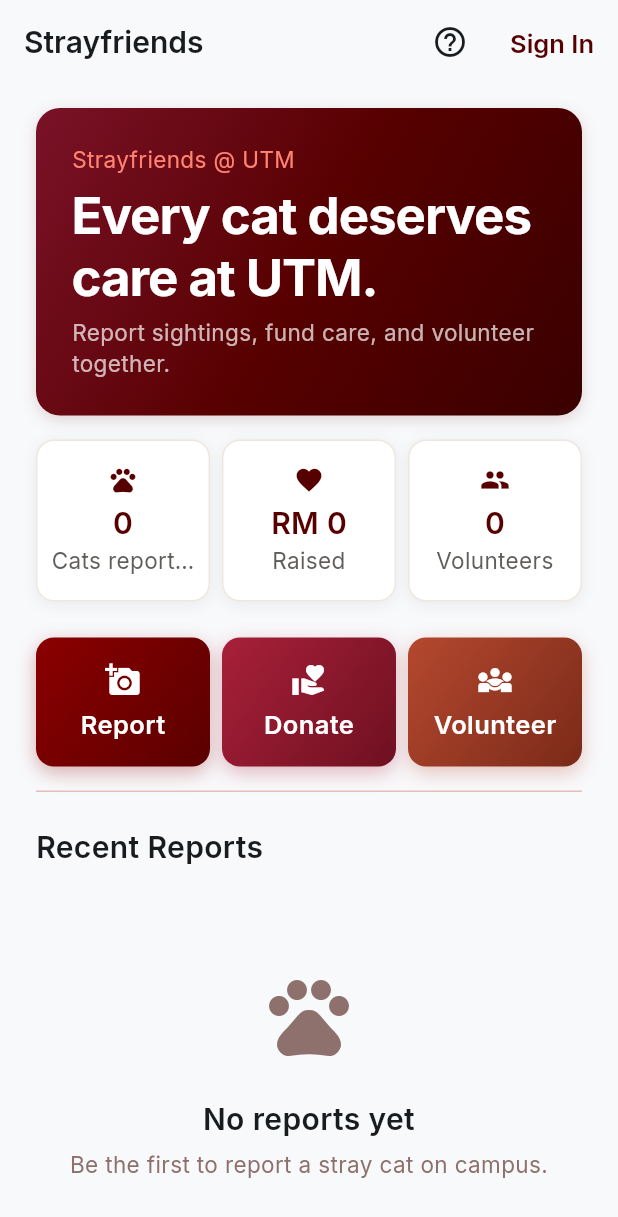
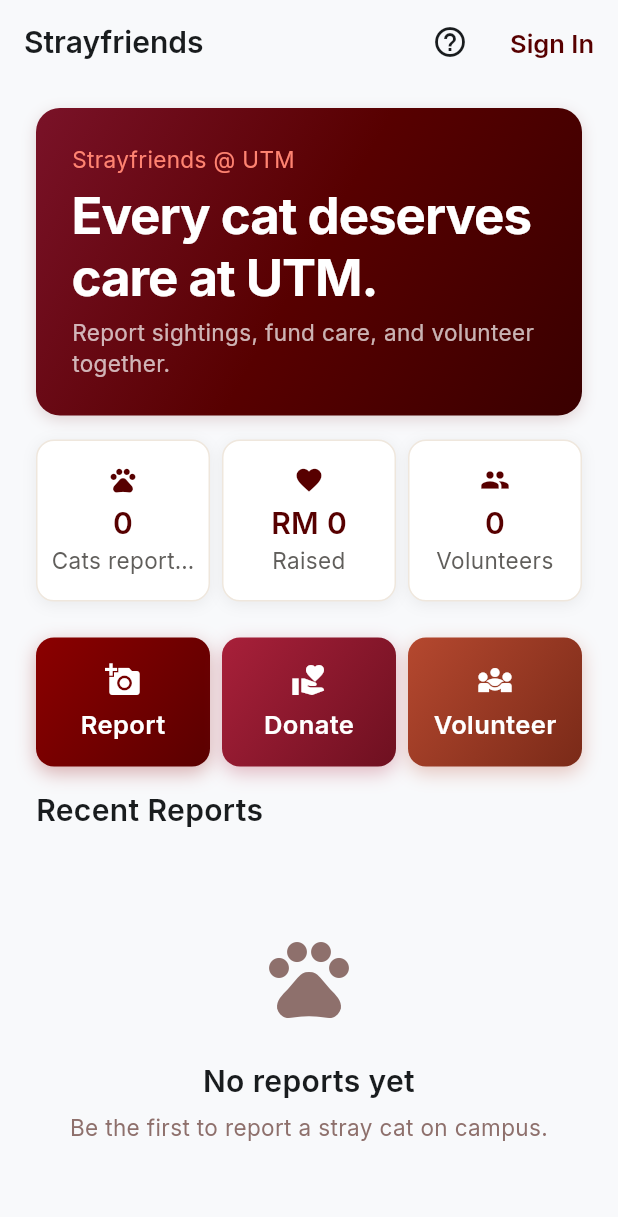
Before and after one commit to muzzz20/NoName-App-Dev, a Flutter app: the screen it shows after launch, on a phone screen of 412 x 824 dp. Shown: the top 1217 px of the screen. Run offline on Flutter 3.47's test engine with Material 3 defaults, Android fonts, the phone set to English and light mode, and no system bars; our stand-ins replace cloud_firestore, cloud_functions, firebase_auth, firebase_core, firebase_messaging, firebase_storage and 6 more; accounts and stored records are empty.

Commit message:
revert(home): remove section dividers
Faiz didn't like the dividers — back to spacing-only separation between
hero / stats / CTAs / featured / quick links / reports. Clean slate for
the per-actor home rework.

flutter analyze: no issues.

Co-Authored-By: Claude Opus 4.7 (1M context) <noreply@anthropic.com>

```diff
--- a/lib/features/reporting/screens/feed_screen.dart
+++ b/lib/features/reporting/screens/feed_screen.dart
@@ -112,7 +112,6 @@ class _FeedScreenState extends State<FeedScreen> {
                 const SizedBox(height: AppSpacing.stackMd),
                 _featuredCampaign(),
                 if (_isSignedIn) _quickLinks(),
-                _sectionDivider(),
                 _reportsHeader(),
                 ..._reportsBody(snapshot, reports),
                 const SizedBox(height: 96),
@@ -311,9 +310,6 @@ class _FeedScreenState extends State<FeedScreen> {
           child: Column(
             crossAxisAlignment: CrossAxisAlignment.start,
             children: [
-              Divider(
-                  height: 1, thickness: 1, color: AppColors.outlineVariant),
-              const SizedBox(height: AppSpacing.stackLg),
               Text('Featured campaign', style: AppText.titleSm),
               const SizedBox(height: AppSpacing.stackSm),
               InkWell(
@@ -403,7 +399,6 @@ class _FeedScreenState extends State<FeedScreen> {
       child: Column(
         crossAxisAlignment: CrossAxisAlignment.start,
         children: [
-          _sectionDivider(),
           const Padding(
             padding: EdgeInsets.fromLTRB(
                 AppSpacing.stackLg, 0, AppSpacing.stackLg, AppSpacing.stackSm),
@@ -425,13 +420,6 @@ class _FeedScreenState extends State<FeedScreen> {
       ),
     );
   }
-
-  // ── Section divider ─────────────────────────────────────────────────
-  Widget _sectionDivider() => Padding(
-        padding: const EdgeInsets.fromLTRB(AppSpacing.stackLg, 0,
-            AppSpacing.stackLg, AppSpacing.stackLg),
-        child: Divider(height: 1, thickness: 1, color: AppColors.outlineVariant),
-      );
 
   // ── Reports ─────────────────────────────────────────────────────────
   Widget _reportsHeader() {
```
